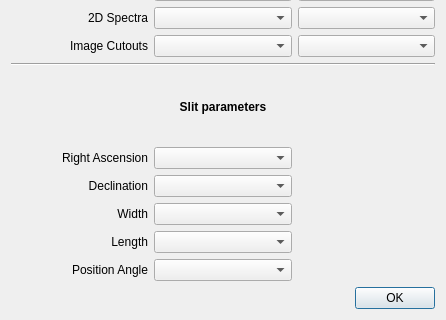
The window that mosviz/loaders/loader_selection.ui (spacetelescope/mosviz) describes before a commit, drawn with Qt 5; both pictures show x 0 to 446 and y 234 to 554 of the 446 by 554 pixel window.
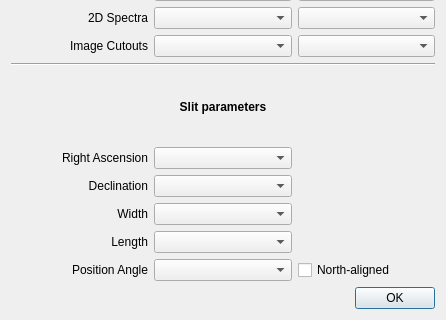
The same window after the commit.

Commit message: Re-implement slit overlay with regions package

Diff of the .ui file:
```diff
--- a/mosviz/loaders/loader_selection.ui
+++ b/mosviz/loaders/loader_selection.ui
@@ -216,6 +216,13 @@
      <item row="9" column="1">
       <widget class="QComboBox" name="combotext_slit_ra"/>
      </item>
+     <item row="13" column="2">
+      <widget class="QCheckBox" name="bool_slit_north_aligned">
+       <property name="text">
+        <string>North-aligned</string>
+       </property>
+      </widget>
+     </item>
     </layout>
    </item>
    <item>
```
The commit also changes 3 other files.
